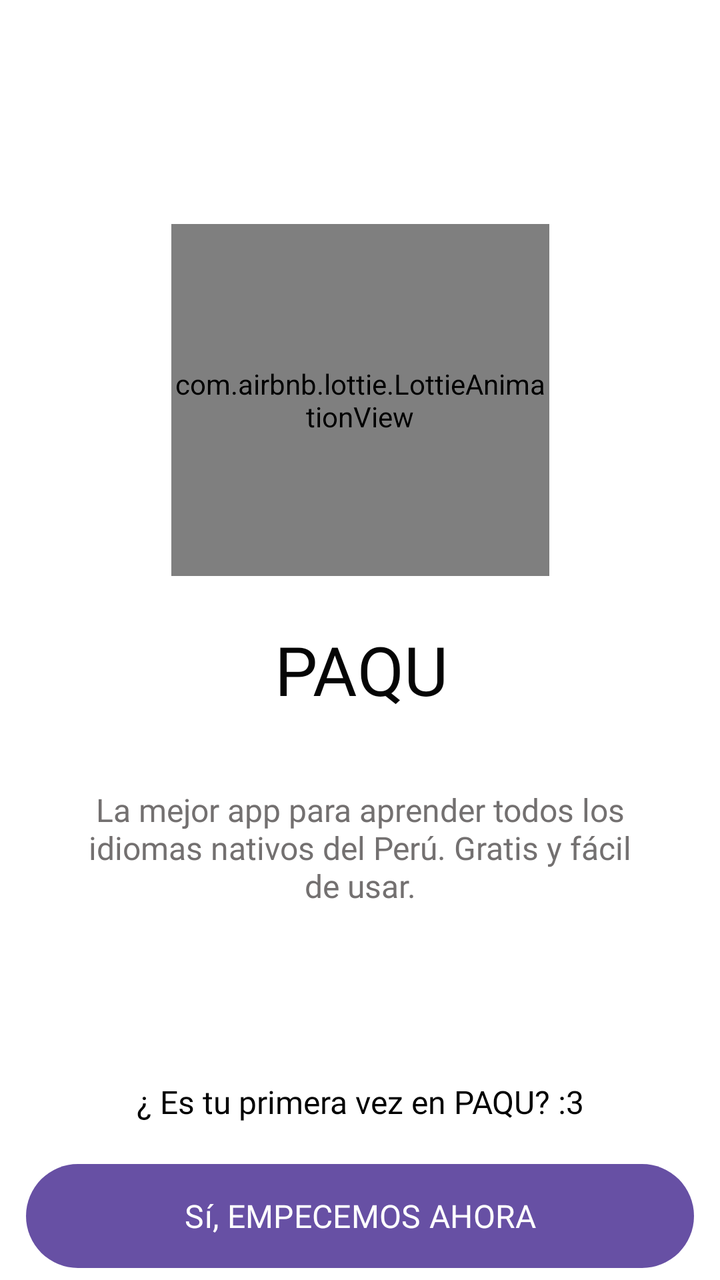
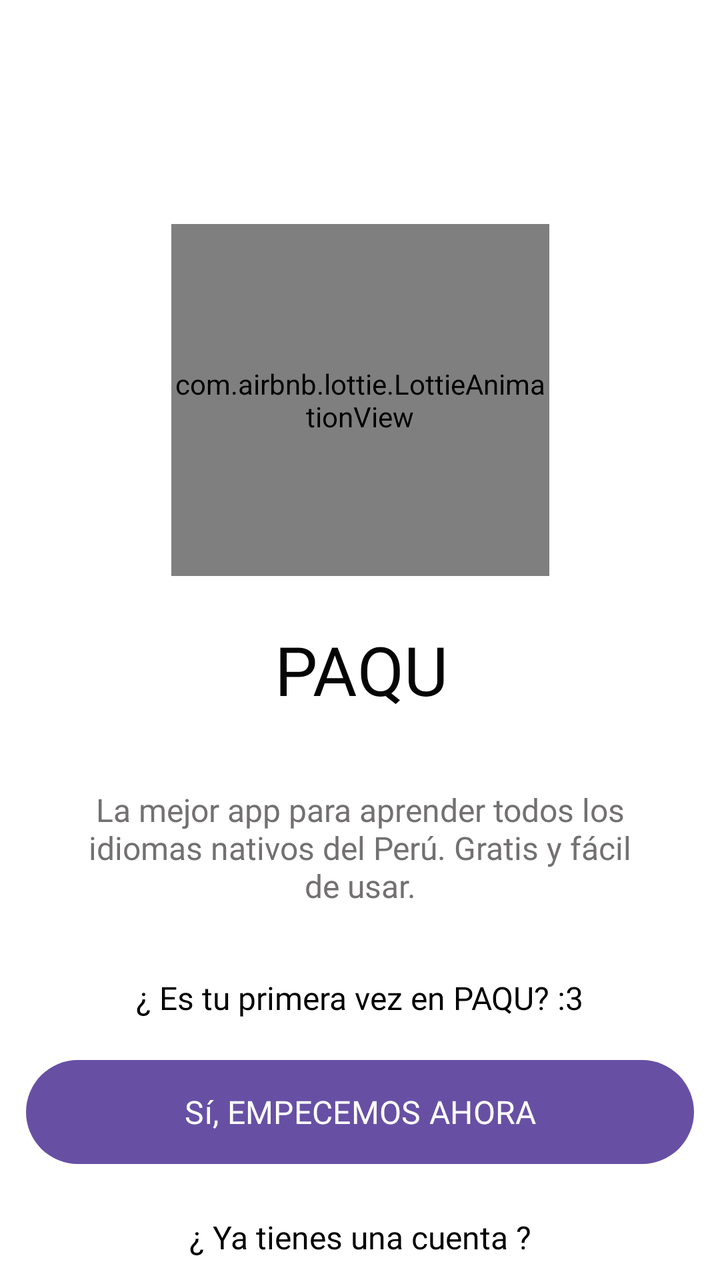

Compare the two renders of this Android layout. The source of the first and the diff that turns it into the second are given below.
<!-- AndroidManifest.xml: application theme Theme.PAQU -->
<!-- res/layout/activity_login.xml -->
<?xml version="1.0" encoding="utf-8"?>
<androidx.constraintlayout.widget.ConstraintLayout xmlns:android="http://schemas.android.com/apk/res/android"
    xmlns:app="http://schemas.android.com/apk/res-auto"
    xmlns:tools="http://schemas.android.com/tools"
    android:id="@+id/main"
    android:layout_width="match_parent"
    android:layout_height="match_parent"
    android:background="#FFFFFF"
    tools:context=".LoginActivity">

    <com.airbnb.lottie.LottieAnimationView
        android:id="@+id/animationView"
        android:layout_width="189dp"
        android:layout_height="176dp"
        android:layout_marginTop="112dp"
        app:layout_constraintDimensionRatio="1:1"
        app:layout_constraintHorizontal_bias="0.501"
        app:layout_constraintLeft_toLeftOf="parent"
        app:layout_constraintRight_toRightOf="parent"
        app:layout_constraintTop_toTopOf="parent"
        app:layout_constraintWidth_percent="0.4"
        app:lottie_autoPlay="true"
        app:lottie_loop="true"
        app:lottie_rawRes="@raw/animation_llama_saludando"
        app:lottie_url="REPLACE_JSON_URL"
        tools:ignore="MissingConstraints" />

    <Button
        android:id="@+id/btnRegistro"
        android:layout_width="334dp"
        android:layout_height="60dp"
        android:layout_marginTop="8dp"
        android:fontFamily="@font/fredoka_one"
        android:text="Sí, EMPECEMOS AHORA"
        android:textColorLink="#673AB7"
        android:textSize="16sp"
        app:layout_constraintEnd_toEndOf="parent"
        app:layout_constraintHorizontal_bias="0.495"
        app:layout_constraintStart_toStartOf="parent"
        app:layout_constraintTop_toBottomOf="@+id/textView" />

    <Button
        android:id="@+id/bntIngresar"
        android:layout_width="334dp"
        android:layout_height="60dp"
        android:layout_marginTop="4dp"
        android:fontFamily="@font/fredoka_one"
        android:text="Sí, YA TENGO UNA CUENTA"
        android:textSize="16sp"
        app:layout_constraintEnd_toEndOf="parent"
        app:layout_constraintHorizontal_bias="0.495"
        app:layout_constraintStart_toStartOf="parent"
        app:layout_constraintTop_toBottomOf="@+id/textView2" />

    <TextView
        android:id="@+id/textView2"
        android:layout_width="285dp"
        android:layout_height="37dp"
        android:layout_marginTop="396dp"
        android:fontFamily="@font/fredoka_one"
        android:foregroundGravity="center_vertical|center|center_horizontal"
        android:gravity="center|center_horizontal|center_vertical"
        android:text="¿ Ya tienes una cuenta ?"
        android:textColor="#000000"
        android:textSize="16sp"
        app:layout_constraintEnd_toEndOf="parent"
        app:layout_constraintHorizontal_bias="0.501"
        app:layout_constraintStart_toStartOf="parent"
        app:layout_constraintTop_toBottomOf="@+id/animationView" />

    <TextView
        android:id="@+id/textView3"
        android:layout_width="272dp"
        android:layout_height="85dp"
        android:layout_marginTop="24dp"
        android:fontFamily="@font/fredoka_one"
        android:foregroundGravity="center_vertical|center|center_horizontal"
        android:gravity="center|center_horizontal|center_vertical"
        android:text="La mejor app para aprender todos los idiomas nativos del Perú. Gratis y fácil de usar."
        android:textColor="#737070"
        android:textSize="16sp"
        app:layout_constraintEnd_toEndOf="parent"
        app:layout_constraintStart_toStartOf="parent"
        app:layout_constraintTop_toBottomOf="@+id/textView4" />

    <TextView
        android:id="@+id/textView"
        android:layout_width="336dp"
        android:layout_height="38dp"
        android:layout_marginTop="244dp"
        android:fontFamily="@font/fredoka_one"
        android:foregroundGravity="center_vertical|center|center_horizontal"
        android:gravity="center|center_horizontal|center_vertical"
        android:text="¿ Es tu primera vez en PAQU? :3"
        android:textColor="#000000"
        android:textSize="16sp"
        app:layout_constraintEnd_toEndOf="parent"
        app:layout_constraintStart_toStartOf="parent"
        app:layout_constraintTop_toBottomOf="@+id/animationView" />

    <TextView
        android:id="@+id/textView4"
        android:layout_width="wrap_content"
        android:layout_height="wrap_content"
        android:layout_marginTop="24dp"
        android:fontFamily="@font/fredoka_one"
        android:foregroundGravity="center_vertical|center|center_horizontal"
        android:gravity="center|center_horizontal|center_vertical"
        android:text="PAQU"
        android:textColor="#050505"
        android:textSize="34sp"
        app:layout_constraintEnd_toEndOf="parent"
        app:layout_constraintHorizontal_bias="0.501"
        app:layout_constraintStart_toStartOf="parent"
        app:layout_constraintTop_toBottomOf="@+id/animationView" />

</androidx.constraintlayout.widget.ConstraintLayout>
<!-- resources referenced by this layout -->
<resources>
  <style name="Theme.PAQU" parent="Base.Theme.PAQU" />
  <style name="Base.Theme.PAQU" parent="Theme.Material3.DayNight.NoActionBar">
          
          
      </style>
</resources>

<!-- the commit's change to res/layout/activity_login.xml (unified diff, before → after) -->
@@ -56,7 +56,7 @@
         android:id="@+id/textView2"
         android:layout_width="285dp"
         android:layout_height="37dp"
-        android:layout_marginTop="396dp"
+        android:layout_marginTop="312dp"
         android:fontFamily="@font/fredoka_one"
         android:foregroundGravity="center_vertical|center|center_horizontal"
         android:gravity="center|center_horizontal|center_vertical"
@@ -64,7 +64,6 @@
         android:textColor="#000000"
         android:textSize="16sp"
         app:layout_constraintEnd_toEndOf="parent"
-        app:layout_constraintHorizontal_bias="0.501"
         app:layout_constraintStart_toStartOf="parent"
         app:layout_constraintTop_toBottomOf="@+id/animationView" />
 
@@ -87,7 +86,7 @@
         android:id="@+id/textView"
         android:layout_width="336dp"
         android:layout_height="38dp"
-        android:layout_marginTop="244dp"
+        android:layout_marginTop="192dp"
         android:fontFamily="@font/fredoka_one"
         android:foregroundGravity="center_vertical|center|center_horizontal"
         android:gravity="center|center_horizontal|center_vertical"
@@ -95,6 +94,7 @@
         android:textColor="#000000"
         android:textSize="16sp"
         app:layout_constraintEnd_toEndOf="parent"
+        app:layout_constraintHorizontal_bias="0.48"
         app:layout_constraintStart_toStartOf="parent"
         app:layout_constraintTop_toBottomOf="@+id/animationView" />
 
